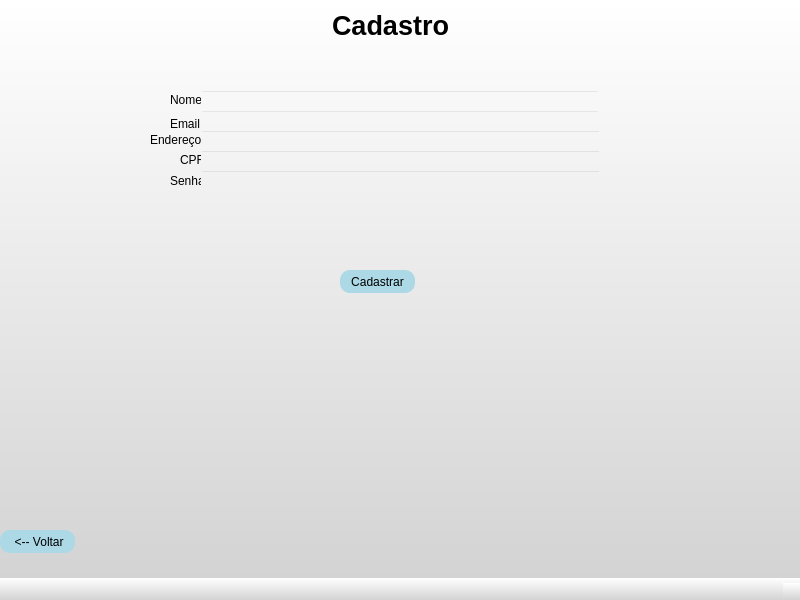
Old version of the form tela_cad.ui in the repository JorgeLuis8/Trabalho-POO-II.
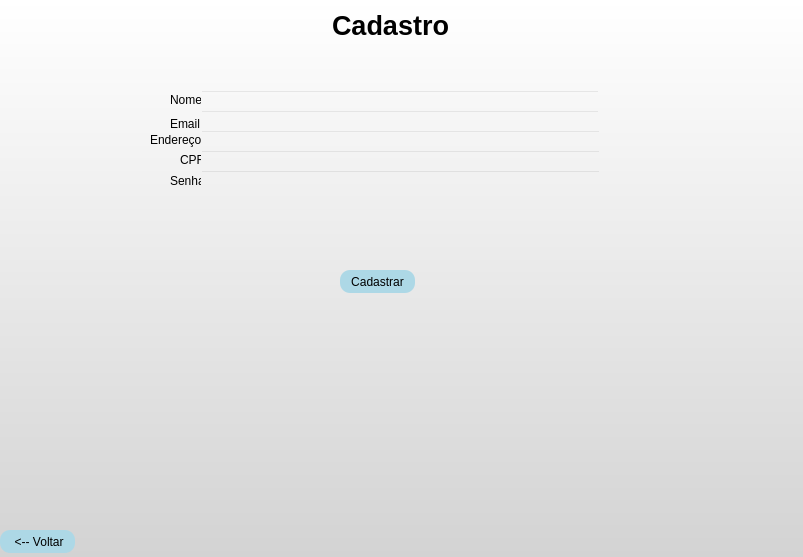
New version of the form.

What changed in the file:
```diff
--- a/tela_cad.ui
+++ b/tela_cad.ui
@@ -6,10 +6,22 @@
    <rect>
     <x>0</x>
     <y>0</y>
-    <width>800</width>
-    <height>600</height>
+    <width>803</width>
+    <height>557</height>
    </rect>
   </property>
+  <property name="minimumSize">
+   <size>
+    <width>803</width>
+    <height>557</height>
+   </size>
+  </property>
+  <property name="maximumSize">
+   <size>
+    <width>803</width>
+    <height>557</height>
+   </size>
+  </property>
   <property name="windowTitle">
    <string>MainWindow</string>
   </property>
@@ -272,7 +284,6 @@
     </property>
    </widget>
   </widget>
-  <widget class="QStatusBar" name="statusbar"/>
  </widget>
  <resources/>
  <connections/>
```
